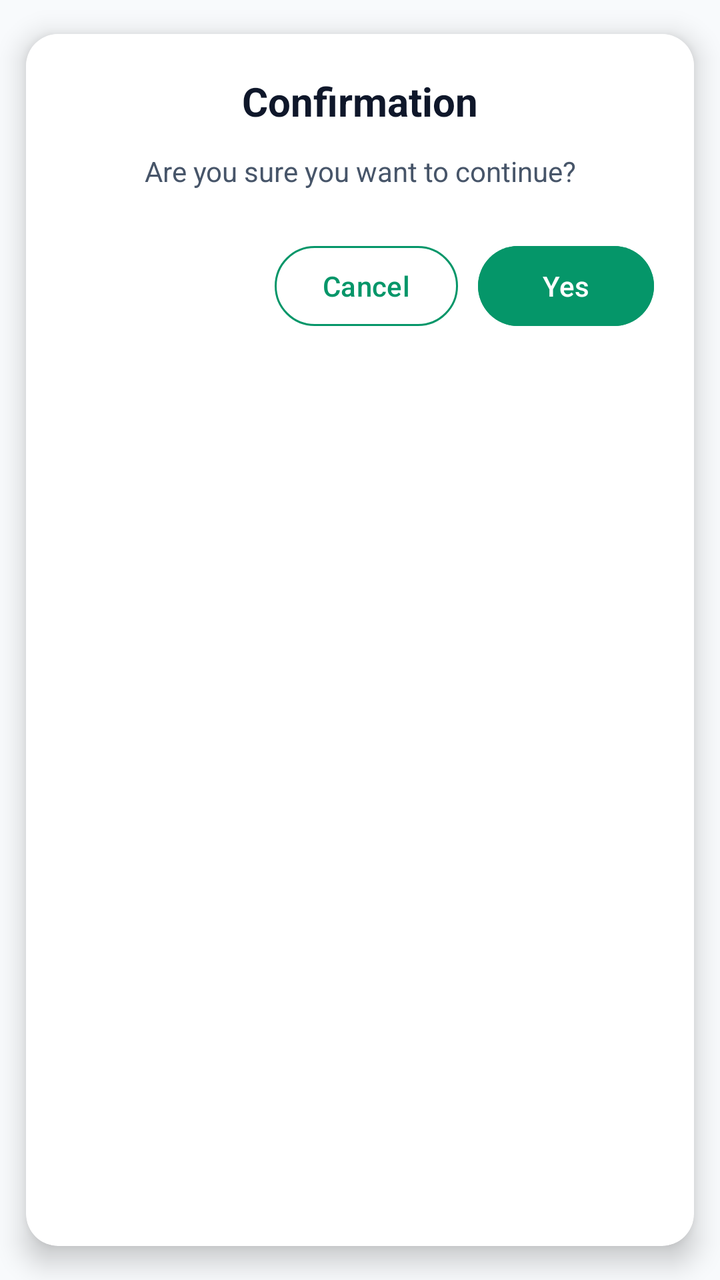
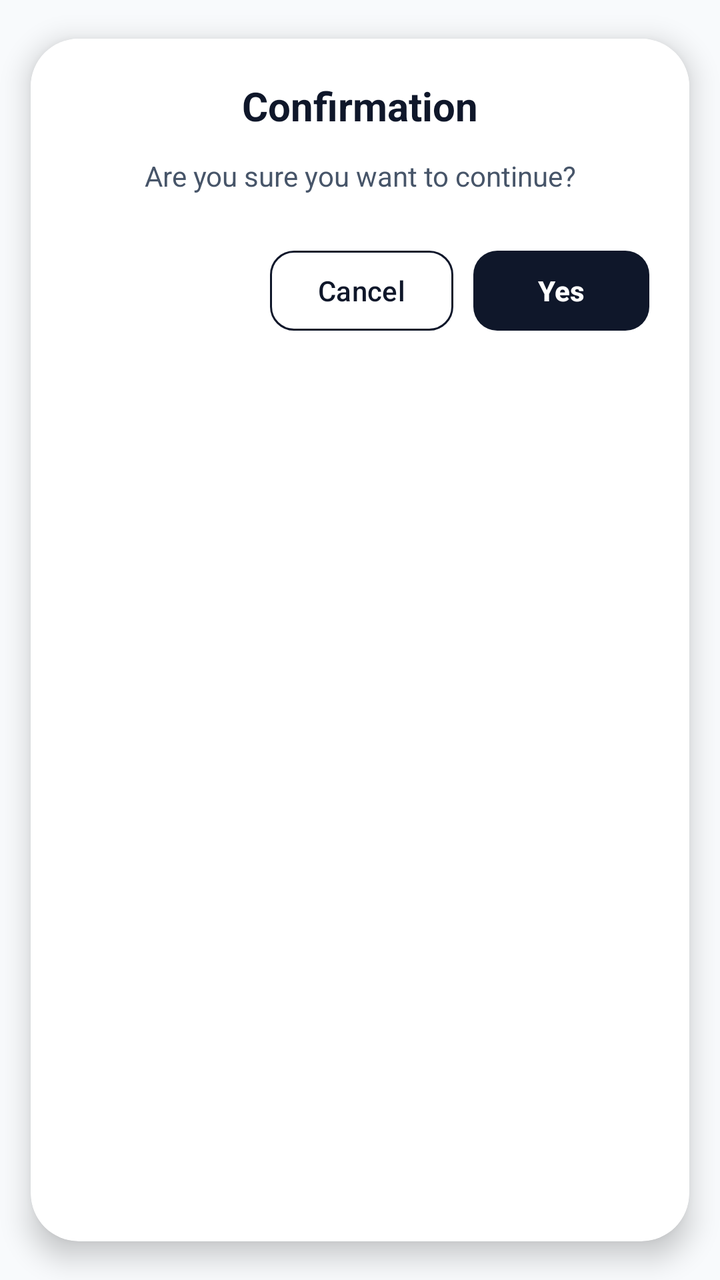

Before-and-after screenshots of an Android layout around one commit, followed by the original layout XML and the change that was made.
<!-- AndroidManifest.xml: application theme Theme.TestMaster -->
<!-- res/layout/dialog_box_confirmation.xml -->
<?xml version="1.0" encoding="utf-8"?>
<androidx.cardview.widget.CardView
    xmlns:android="http://schemas.android.com/apk/res/android"
    xmlns:app="http://schemas.android.com/apk/res-auto"
    android:layout_width="match_parent"
    android:layout_height="wrap_content"
    android:layout_margin="20dp"
    app:cardCornerRadius="16dp"
    app:cardElevation="8dp"
    app:cardUseCompatPadding="true">

    <LinearLayout
        android:layout_width="match_parent"
        android:layout_height="wrap_content"
        android:orientation="vertical"
        android:padding="20dp"
        android:background="@color/surface">

        
        <TextView
            android:id="@+id/title"
            android:layout_width="wrap_content"
            android:layout_height="wrap_content"
            android:text="Confirmation"
            android:textSize="20sp"
            android:textStyle="bold"
            android:textColor="@color/text_primary"
            android:layout_gravity="center_horizontal"/>

        
        <TextView
            android:id="@+id/message"
            android:layout_width="match_parent"
            android:layout_height="wrap_content"
            android:text="Are you sure you want to continue?"
            android:textSize="14sp"
            android:textColor="@color/text_secondary"
            android:layout_marginTop="12dp"
            android:gravity="center"/>

        
        <LinearLayout
            android:layout_width="match_parent"
            android:layout_height="wrap_content"
            android:layout_marginTop="24dp"
            android:orientation="horizontal"
            android:gravity="end">

            <com.google.android.material.button.MaterialButton
                android:id="@+id/btn_no"
                style="@style/Widget.Material3.Button.OutlinedButton"
                android:layout_width="wrap_content"
                android:layout_height="wrap_content"
                android:text="Cancel"
                android:textAllCaps="false"
                android:layout_marginEnd="10dp"
                app:strokeColor="@color/primary"
                android:textColor="@color/primary"/>

            <com.google.android.material.button.MaterialButton
                android:id="@+id/btn_yes"
                android:layout_width="wrap_content"
                android:layout_height="wrap_content"
                android:text="Yes"
                android:textAllCaps="false"
                android:backgroundTint="@color/primary"
                android:textColor="@color/white"/>

        </LinearLayout>

    </LinearLayout>

</androidx.cardview.widget.CardView>
<!-- resources referenced by this layout -->
<resources>
  <color name="primary">#059669</color>
  <color name="surface">#FFFFFF</color>
  <color name="text_primary">#0F172A</color>
  <color name="text_secondary">#475569</color>
  <color name="white">#FFFFFFFF</color>
  <style name="Theme.TestMaster" parent="Base.Theme.TestMaster" />
  <style name="Base.Theme.TestMaster" parent="Theme.Material3.DayNight.NoActionBar">
          
          <item name="colorPrimary">@color/primary</item>
          <item name="colorOnPrimary">@color/onPrimary</item>
          <item name="colorPrimaryContainer">@color/primaryContainer</item>
          <item name="colorOnPrimaryContainer">@color/onPrimaryContainer</item>
  
          <item name="colorSecondary">@color/secondary</item>
          <item name="colorOnSecondary">@color/onSecondary</item>
          <item name="colorSecondaryContainer">@color/secondaryContainer</item>
          <item name="colorOnSecondaryContainer">@color/onSecondaryContainer</item>
  
          
          <item name="android:windowBackground">@color/background</item>
          <item name="colorSurface">@color/surface</item>
          <item name="colorOnSurface">@color/onSurface</item>
          <item name="colorSurfaceVariant">@color/surfaceVariant</item>
          <item name="colorOnSurfaceVariant">@color/onSurfaceVariant</item>
          <item name="colorOutline">@color/outline</item>
  
          
          <item name="colorError">@color/error</item>
          <item name="colorOnError">@color/onError</item>
          <item name="colorErrorContainer">@color/errorContainer</item>
          <item name="colorOnErrorContainer">@color/onErrorContainer</item>
  
          
          <item name="android:statusBarColor">@color/surface</item>
          <item name="android:windowLightStatusBar">true</item>
      </style>
  <color name="onPrimary">#FFFFFF</color>
  <color name="primaryContainer">#D1FAE5</color>
  <color name="onPrimaryContainer">#064E3B</color>
  <color name="secondary">#64748B</color>
  <color name="onSecondary">#FFFFFF</color>
  <color name="secondaryContainer">#F1F5F9</color>
  <color name="onSecondaryContainer">#0F172A</color>
  <color name="background">#F8FAFC</color>
  <color name="onSurface">#0F172A</color>
  <color name="surfaceVariant">#E2E8F0</color>
  <color name="onSurfaceVariant">#475569</color>
  <color name="outline">#94A3B8</color>
  <color name="error">#EF4444</color>
  <color name="onError">#FFFFFF</color>
  <color name="errorContainer">#FEE2E2</color>
  <color name="onErrorContainer">#991B1B</color>
</resources>

<!-- the commit's change to res/layout/dialog_box_confirmation.xml (unified diff, before → after) -->
@@ -5,7 +5,7 @@
     android:layout_width="match_parent"
     android:layout_height="wrap_content"
     android:layout_margin="20dp"
-    app:cardCornerRadius="16dp"
+    app:cardCornerRadius="24dp"
     app:cardElevation="8dp"
     app:cardUseCompatPadding="true">
 
@@ -54,17 +54,21 @@
                 android:text="Cancel"
                 android:textAllCaps="false"
                 android:layout_marginEnd="10dp"
-                app:strokeColor="@color/primary"
-                android:textColor="@color/primary"/>
+                android:textColor="@color/onPrimary"
+                app:strokeColor="@color/onPrimary"
+                app:cornerRadius="12dp"/>
 
             <com.google.android.material.button.MaterialButton
                 android:id="@+id/btn_yes"
+                style="@style/Widget.Material3.Button"
                 android:layout_width="wrap_content"
                 android:layout_height="wrap_content"
                 android:text="Yes"
                 android:textAllCaps="false"
-                android:backgroundTint="@color/primary"
-                android:textColor="@color/white"/>
+                android:textColor="@color/primary"
+                android:textStyle="bold"
+                app:backgroundTint="@color/onPrimary"
+                app:cornerRadius="12dp"/>
 
         </LinearLayout>
 
<!-- resource entries referenced after the edit -->
@@ -1,10 +1,9 @@
 <!-- resources referenced by this layout -->
 <resources>
-  <color name="primary">#059669</color>
+  <color name="primary">#FFFFFF</color>
   <color name="surface">#FFFFFF</color>
   <color name="text_primary">#0F172A</color>
   <color name="text_secondary">#475569</color>
-  <color name="white">#FFFFFFFF</color>
   <style name="Theme.TestMaster" parent="Base.Theme.TestMaster" />
   <style name="Base.Theme.TestMaster" parent="Theme.Material3.DayNight.NoActionBar">
           
@@ -36,21 +35,21 @@
           <item name="android:statusBarColor">@color/surface</item>
           <item name="android:windowLightStatusBar">true</item>
       </style>
-  <color name="onPrimary">#FFFFFF</color>
-  <color name="primaryContainer">#D1FAE5</color>
-  <color name="onPrimaryContainer">#064E3B</color>
+  <color name="onPrimary">#0F172A</color>
+  <color name="primaryContainer">#F1F5F9</color>
+  <color name="onPrimaryContainer">#0F172A</color>
   <color name="secondary">#64748B</color>
   <color name="onSecondary">#FFFFFF</color>
-  <color name="secondaryContainer">#F1F5F9</color>
+  <color name="secondaryContainer">#E2E8F0</color>
   <color name="onSecondaryContainer">#0F172A</color>
   <color name="background">#F8FAFC</color>
   <color name="onSurface">#0F172A</color>
   <color name="surfaceVariant">#E2E8F0</color>
   <color name="onSurfaceVariant">#475569</color>
   <color name="outline">#94A3B8</color>
-  <color name="error">#EF4444</color>
+  <color name="error">#DC2626</color>
   <color name="onError">#FFFFFF</color>
   <color name="errorContainer">#FEE2E2</color>
-  <color name="onErrorContainer">#991B1B</color>
+  <color name="onErrorContainer">#7F1D1D</color>
 </resources>
 
